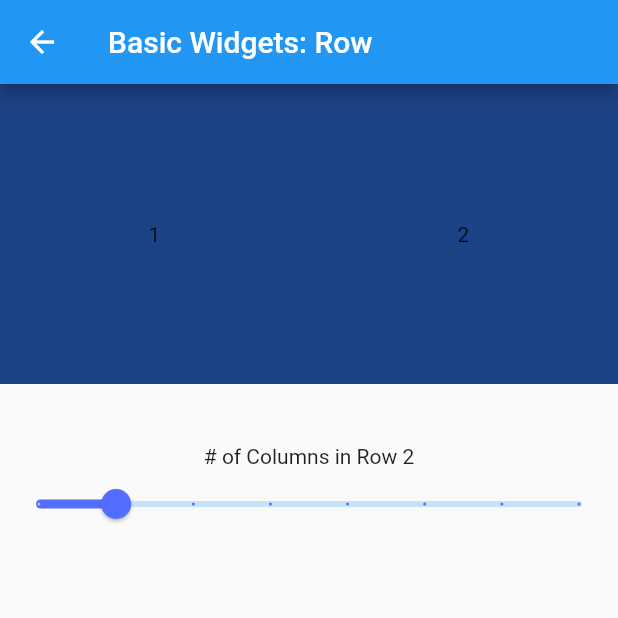
After one commit to ready1/wtf, a Flutter app: the T01Row screen opened directly, on a phone screen of 412 x 824 dp, the top half of it. The commit adds this screen. Run offline on Flutter 3.47's test engine with Material 2 defaults, Android fonts, the phone set to English and light mode, and no system bars.

Commit message:
added row tutorial

```diff
--- /dev/null
+++ b/lib/tutorial-01/t01-row.dart
@@ -0,0 +1,68 @@
+import 'package:flutter/material.dart';
+import 'dart:math' as math;
+
+class T01Row extends StatefulWidget {
+  @override
+  _T01RowState createState() => _T01RowState();
+}
+
+class _T01RowState extends State<T01Row> {
+  double _columns = 2;
+
+  @override
+  Widget build(BuildContext context) {
+    return Scaffold(
+        appBar: AppBar(
+          title: Text('Basic Widgets: Row'),
+        ),
+        body: Column(
+          children: <Widget>[
+            buildRowWidgets(),
+            Container(
+              margin: EdgeInsets.fromLTRB(0, 40, 0, 0),
+              child: Column(
+                children: <Widget>[
+                  Text('# of Columns in Row ${_columns.round().toString()}'),
+                  Slider(
+                    activeColor: Colors.indigoAccent,
+                    min: 1,
+                    max: 7,
+                    divisions: 7,
+                    onChanged: (val) {
+                      setState(() => _columns = val);
+                    },
+                    value: _columns,
+                  ),
+                ],
+              ),
+            )
+          ],
+        )
+    );
+  }
+
+  Widget buildRowWidgets(){
+    List<Widget> list = new List<Widget>();
+
+    for(var i = 0; i < _columns; i++){
+      list.add(
+        Expanded(child: AnimatedContainer(
+          duration: Duration(milliseconds: 250),
+          constraints: BoxConstraints.expand(
+              height: 200,
+          ),
+          padding: EdgeInsets.all(20),
+          child: new Text('${i+1}'),
+          alignment: Alignment.center,
+          color: getRandomColor(),
+        ))
+      );
+    }
+
+    return new Row(children: list);
+  }
+
+  Color getRandomColor(){
+    return Color((math.Random().nextDouble() * 0xFFFFFF).toInt() << 0).withOpacity(1.0);
+  }
+}
--- a/lib/tutorial-01/tutorial-01.dart
+++ b/lib/tutorial-01/tutorial-01.dart
@@ -1,5 +1,6 @@
 import 'package:flutter/material.dart';
 import 't01-container.dart';
+import 't01-row.dart';
 
 class Tutorial01 extends StatelessWidget {
   var topics = ['Container','Row', 'Column', 'Image', 'Text', 'Icon', 'Raised Button', 'Scaffold', 'Appbar'];
@@ -30,6 +31,9 @@ class Tutorial01 extends StatelessWidget {
       case 'Container':
         page = T01Container();
         break;
+      case 'Row':
+        page = T01Row();
+        break;
     }
 
     if(page != null)
```
Also changed, not shown: assets/t01-container-001.png, assets/t01-row-001.png (added), 1 other file.
